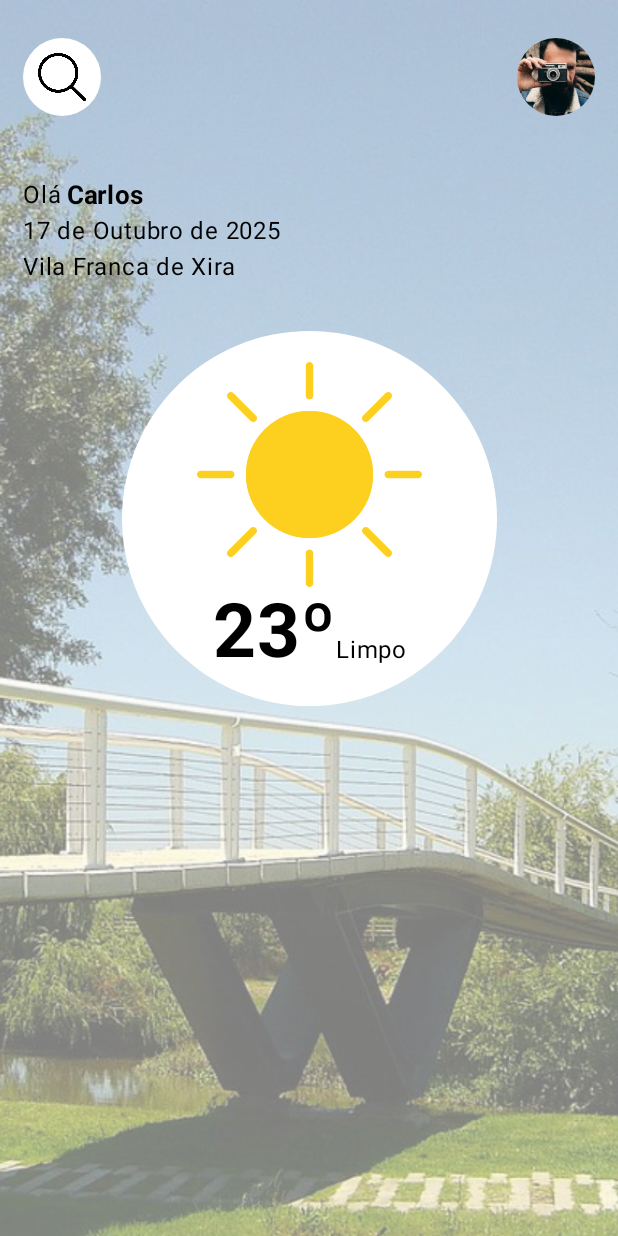
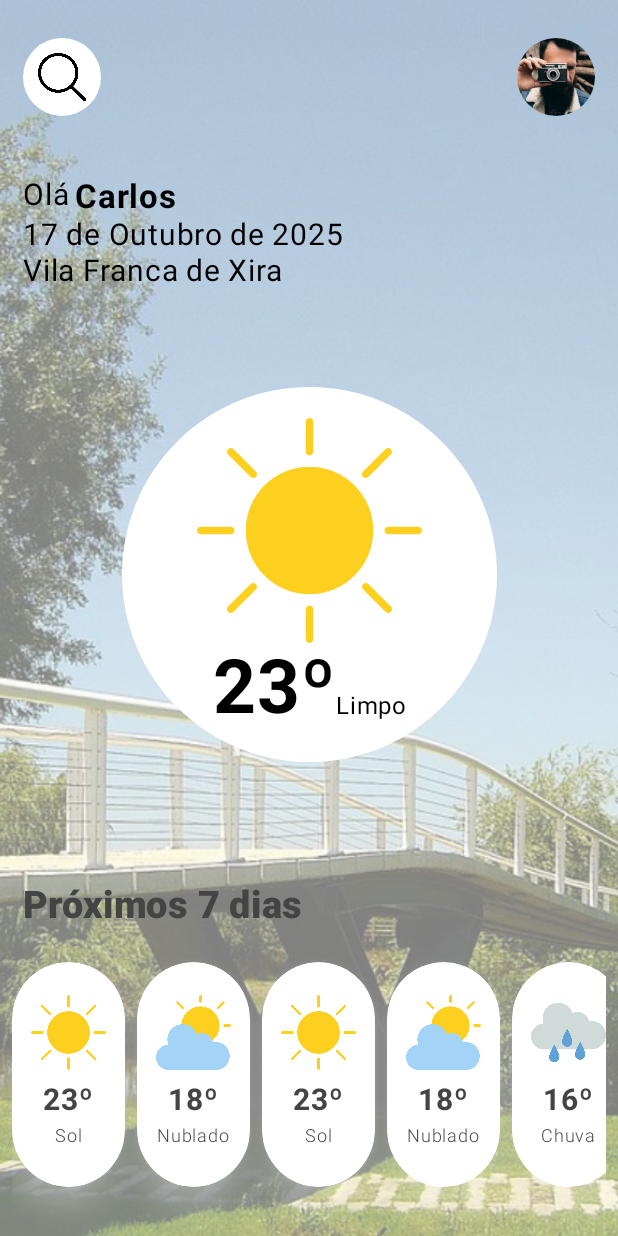
Before and after one commit to Albinone/Programacao-Moveis, an Android app built with Jetpack Compose: the screen it shows after launch (MainActivity), on a phone screen of 412 x 824 dp. Run offline under Robolectric (Android 15) with nearby library versions, the phone set to English and light mode, and no system bars.

Commit message:
Projecto Meterologia

```diff
--- a/app/src/main/java/com/example/metrologia/MainActivity.kt
+++ b/app/src/main/java/com/example/metrologia/MainActivity.kt
@@ -18,6 +18,8 @@ import androidx.compose.foundation.layout.fillMaxWidth
 import androidx.compose.foundation.layout.padding
 import androidx.compose.foundation.layout.size
 import androidx.compose.foundation.layout.width
+import androidx.compose.foundation.lazy.LazyRow
+import androidx.compose.foundation.lazy.items
 import androidx.compose.foundation.shape.CircleShape
 import androidx.compose.foundation.shape.RoundedCornerShape
 import androidx.compose.material3.Scaffold
@@ -27,6 +29,7 @@ import androidx.compose.ui.Alignment
 import androidx.compose.ui.Modifier
 import androidx.compose.ui.draw.alpha
 import androidx.compose.ui.draw.clip
+import androidx.compose.ui.draw.shadow
 import androidx.compose.ui.graphics.Color
 import androidx.compose.ui.graphics.Paint
 import androidx.compose.ui.layout.ContentScale
@@ -116,6 +119,17 @@ fun FullComponent(): Unit {
             )
             TextBlock()
             BlocoCentral()
+
+            // Linha com as previsões dos próximos dias
+            WeatherRow(listOf(
+                WeatherItemData(R.drawable.sun, "23º", "Sol"),
+                WeatherItemData(R.drawable.cloudy, "18º", "Nublado"),
+                WeatherItemData(R.drawable.sun, "23º", "Sol"),
+                WeatherItemData(R.drawable.cloudy, "18º", "Nublado"),
+                WeatherItemData(R.drawable.rainy, "16º", "Chuva"),
+                WeatherItemData(R.drawable.storm, "14º", "Trovoada"),
+                WeatherItemData(R.drawable.snowy, "3º", "Neve")
+            ))
         }
 
 
@@ -130,13 +144,13 @@ fun TextBlock(): Unit {
         modifier = Modifier.padding(horizontalPadding)
     ) {
         Row {
-            Text("Olá")
+            Text("Olá", fontSize = 20.sp)
             Spacer(modifier = Modifier.size(size = 3.dp))
-            Text("Carlos", fontWeight = FontWeight.Bold,fontSize = 17.sp)
+            Text("Carlos", fontWeight = FontWeight.Bold,fontSize = 22.sp)
         }
-            Text("17 de Outubro de 2025")
+            Text("17 de Outubro de 2025", fontSize = 20.sp)
 
-            Text(text = "Vila Franca de Xira")
+            Text(text = "Vila Franca de Xira", fontSize = 20.sp)
 
 
     }
@@ -144,7 +158,7 @@ fun TextBlock(): Unit {
 @Preview
 @Composable
 fun BlocoCentral (){
-    Row (horizontalArrangement = Arrangement.Center, modifier = Modifier.fillMaxWidth().padding(top = 15.dp)) {
+    Row (horizontalArrangement = Arrangement.Center, modifier = Modifier.fillMaxWidth().padding(top = 50.dp)) {
         Box(modifier = Modifier.size(250.dp).clip(CircleShape).background(color = Color.White)){
             Column(modifier = Modifier.align(Alignment.Center), horizontalAlignment = Alignment.CenterHorizontally) {
                 Image(painter = painterResource(R.drawable.sun), contentDescription = "Sol", modifier = Modifier.size(150.dp))
@@ -163,3 +177,89 @@ fun Previsão (){
     Row (horizontalArrangement = Arrangement.Center, modifier = Modifier.fillMaxWidth().padding(top = 15.dp).background(color = Color.Blue)) {
     }
 }
+
+// Classe que guarda os dados de cada previsão meteorológica (ícone, temperatura e descrição)
+data class WeatherItemData(val image: Int, val temp: String, val description: String)
+
+// --- Lista horizontal com as previsões dos próximos dias ---
+@Preview(showBackground = true)
+@Composable
+fun WeatherRow(weatherList: List<WeatherItemData> = listOf(
+    WeatherItemData(R.drawable.sun, "23º", "Sol"),
+    WeatherItemData(R.drawable.cloudy, "18º", "Chuva"),
+    WeatherItemData(R.drawable.storm, "20º", "Nublado")
+)) {
+    Column(modifier = Modifier.fillMaxWidth().padding(top = 65.dp)) {
+        // Título da secção
+        Text("Próximos 7 dias",
+            modifier = Modifier.padding(horizontalPadding),
+            fontSize = 25.sp,
+            fontWeight = FontWeight.ExtraBold,
+            color = Color.DarkGray)
+
+        // Lista que se pode deslocar horizontalmente (LazyRow)
+        LazyRow (
+            modifier = Modifier
+                .padding(8.dp),
+            horizontalArrangement = Arrangement.spacedBy(8.dp) // Espaço entre os itens
+        ) {
+            items(weatherList) { item ->
+                // Para cada elemento da lista, mostra um "WeatherItem"
+                WeatherItem(
+                    image = item.image,
+                    temp = item.temp,
+                    description = item.description
+                )
+            }
+        }
+    }
+}
+
+// --- Item individual da previsão (ícone, temperatura e descrição) ---
+@Preview(showBackground = true)
+@Composable
+fun WeatherItem(
+    image: Int = R.drawable.sun,
+    temp: String = "00º",
+    description: String = "Limpo"
+) {
+    Box(
+        modifier = Modifier
+            .size(75.dp, 150.dp)
+            .shadow(
+                elevation = 10.dp, // Sombra do círculo
+                shape = CircleShape,
+                ambientColor = Color(0xEBFFFFFF), // branco translúcido
+                spotColor = Color(0xFFFFFFFF)     // brilho suave
+            )
+            .clip(CircleShape)
+            .background(Color.White),
+        contentAlignment = Alignment.Center
+    ) {
+        Column(
+            modifier = Modifier.padding(10.dp),
+            horizontalAlignment = Alignment.CenterHorizontally,
+        ) {
+            // Ícone do tempo
+            Image(
+                painterResource(image),
+                contentDescription = description,
+                modifier = Modifier
+                    .padding(bottom = 8.dp)
+                    .size(50.dp)
+            )
+
+            // Temperatura
+            Text(temp,
+                fontSize = 20.sp,
+                fontWeight = FontWeight.Bold,
+                color = Color.DarkGray)
+
+            // Descrição (ex: "Sol", "Chuva")
+            Text(description,
+                fontSize = 12.sp,
+                fontWeight = FontWeight.Light,
+                color = Color.DarkGray)
+        }
+    }
+}
```
